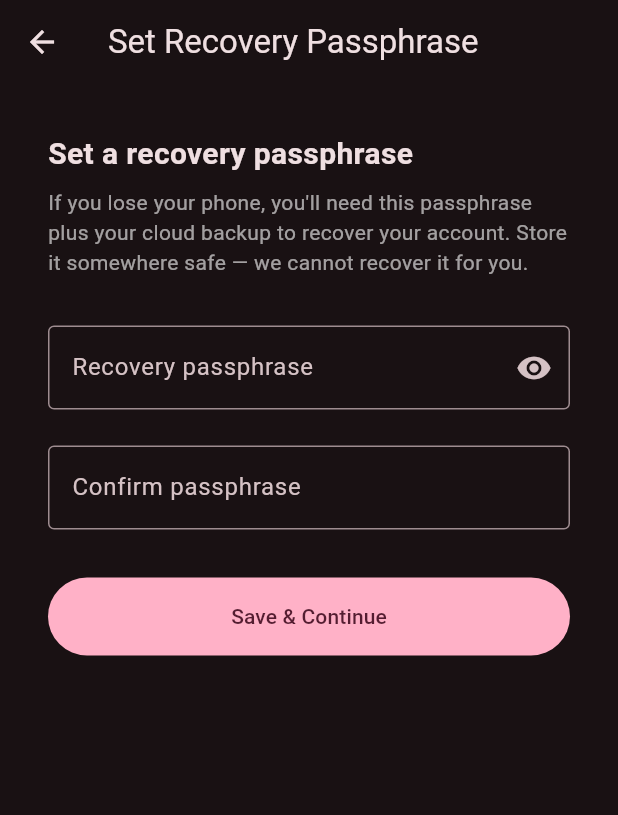
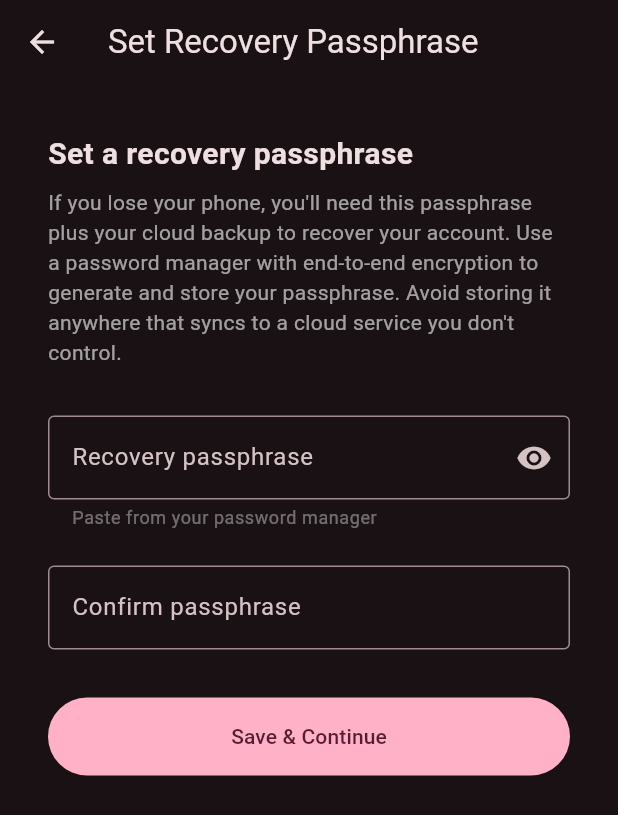
Before and after one commit to prodigalwon/dotwave, a Flutter app: the SetPassphraseScreen screen opened directly with empty values, on a phone screen of 412 x 824 dp. Shown: the top 815 px of the screen. Run offline on Flutter 3.47's test engine with Material 3 defaults, Android fonts, the phone set to English and light mode, and no system bars; our stand-ins replace flutter_secure_storage, local_auth; missing offline and left inert: dart:ffi, flutter_rust_bridge, no_screenshot; accounts and stored records are empty.

Commit message:
feat: autofill hints, paste-friendly passphrase fields, neutral security copy

```diff
--- a/lib/main.dart
+++ b/lib/main.dart
@@ -399,6 +399,7 @@ class _SetPassphraseScreenState extends State<SetPassphraseScreen> {
     body: SafeArea(
       child: Padding(
         padding: const EdgeInsets.all(32.0),
+        child: AutofillGroup(
           child: Column(
             crossAxisAlignment: CrossAxisAlignment.stretch,
             children: [
@@ -408,7 +409,7 @@ class _SetPassphraseScreenState extends State<SetPassphraseScreen> {
               ),
               const SizedBox(height: 8),
               const Text(
-                'If you lose your phone, you\'ll need this passphrase plus your cloud backup to recover your account. Store it somewhere safe — we cannot recover it for you.',
+                'If you lose your phone, you\'ll need this passphrase plus your cloud backup to recover your account. Use a password manager with end-to-end encryption to generate and store your passphrase. Avoid storing it anywhere that syncs to a cloud service you don\'t control.',
                 style: TextStyle(color: Colors.white60),
               ),
               const SizedBox(height: 32),
@@ -416,9 +417,14 @@ class _SetPassphraseScreenState extends State<SetPassphraseScreen> {
                 controller: _passphraseController,
                 obscureText: _obscure,
                 onChanged: (_) => setState(() {}),
+                enableSuggestions: false,
+                autocorrect: false,
+                autofillHints: const [AutofillHints.newPassword],
                 decoration: InputDecoration(
                   labelText: 'Recovery passphrase',
                   border: const OutlineInputBorder(),
+                  helperText: 'Paste from your password manager',
+                  helperStyle: const TextStyle(color: Colors.white38),
                   suffixIcon: IconButton(
                     icon: Icon(_obscure ? Icons.visibility : Icons.visibility_off),
                     onPressed: () => setState(() => _obscure = !_obscure),
@@ -467,6 +473,9 @@ class _SetPassphraseScreenState extends State<SetPassphraseScreen> {
               TextField(
                 controller: _confirmController,
                 obscureText: _obscure,
+                enableSuggestions: false,
+                autocorrect: false,
+                autofillHints: const [AutofillHints.newPassword],
                 decoration: const InputDecoration(
                   labelText: 'Confirm passphrase',
                   border: OutlineInputBorder(),
@@ -486,6 +495,7 @@ class _SetPassphraseScreenState extends State<SetPassphraseScreen> {
           ),
         ),
       ),
+    ),
   );
 }
 }
```
Lines whose indentation alone changed are shown as unchanged.
